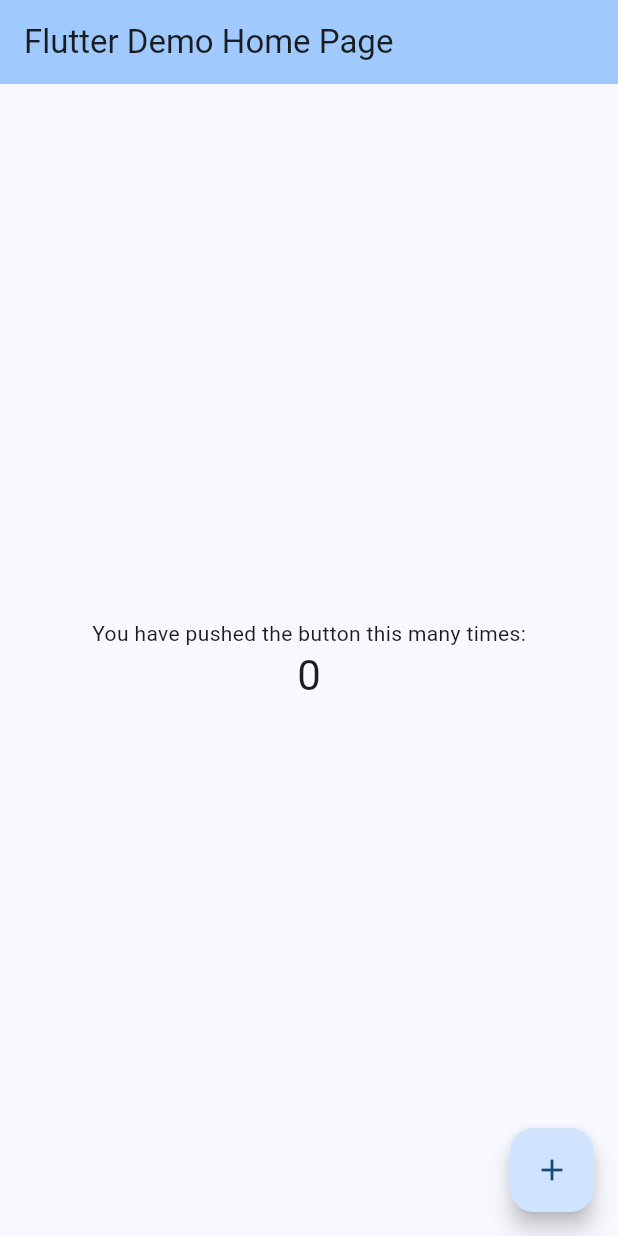
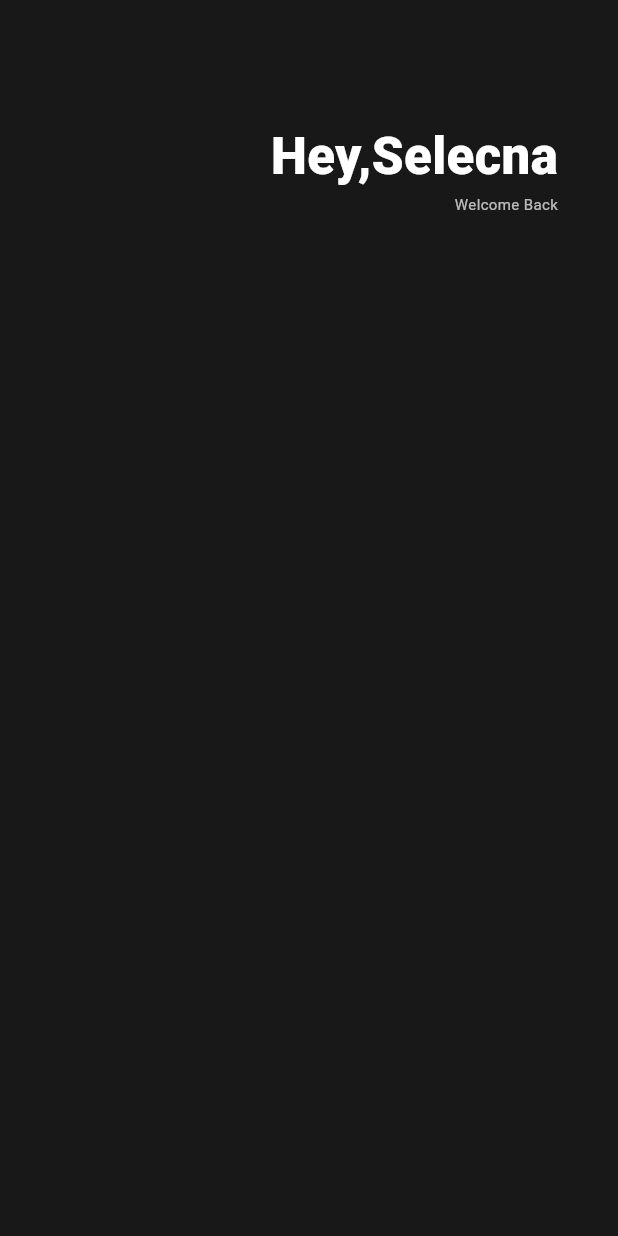
Before and after one commit to choidz/toonflix, a Flutter app: the screen it shows after launch, on a phone screen of 412 x 824 dp. Run offline on Flutter 3.47's test engine with Material 3 defaults, Android fonts, the phone set to English and light mode, and no system bars.

Commit message:
second commit

```diff
--- a/lib/main.dart
+++ b/lib/main.dart
@@ -1,101 +1,48 @@
+import 'package:flutter/cupertino.dart';
 import 'package:flutter/material.dart';
 
 void main() {
-  runApp(const MyApp());
+  runApp(App());
 }
 
-class MyApp extends StatelessWidget {
-  const MyApp({super.key});
-
-  // This widget is the root of your application.
+class App extends StatelessWidget {
   @override
   Widget build(BuildContext context) {
     return MaterialApp(
-      title: 'Flutter Demo',
-      theme: ThemeData(
-        colorScheme: ColorScheme.fromSeed(seedColor: Colors.blue),
-        useMaterial3: true,
+      home: Scaffold(
+        backgroundColor: Color(0xFF181818),
+        body: Padding(
+          padding: EdgeInsets.symmetric(horizontal: 40),
+          child: Column(
+            children: [
+              SizedBox(
+                height: 80,
+              ),
+              Row(mainAxisAlignment: MainAxisAlignment.end, children: [
+                Column(
+                  crossAxisAlignment: CrossAxisAlignment.end,
+                  children: [
+                    Text(
+                      'Hey,Selecna',
+                      style: TextStyle(
+                          color: Colors.white,
+                          fontSize: 34,
+                          fontWeight: FontWeight.w800),
+                    ),
+                    Text(
+                      'Welcome Back',
+                      style: TextStyle(
+                        color: Colors.white.withOpacity(0.7),
+                        fontSize: 10,
+                      ),
+                    ),
+                  ],
+                )
+              ])
+            ],
+          ),
+        ),
       ),
-      home: const MyHomePage(title: 'Flutter Demo Home Page'),
     );
   }
 }
-
-class MyHomePage extends StatefulWidget {
-  const MyHomePage({super.key, required this.title});
-
-  final String title;
-
-  @override
-  State<MyHomePage> createState() => _MyHomePageState();
-}
-
-class _MyHomePageState extends State<MyHomePage> {
-  int _counter = 0;
-
-  void _incrementCounter() {
-    setState(() {
-      // This call to setState tells the Flutter framework that something has
-      // changed in this State, which causes it to rerun the build method below
-      // so that the display can reflect the updated values. If we changed
-      // _counter without calling setState(), then the build method would not be
-      // called again, and so nothing would appear to happen.
-      _counter++;
-    });
-  }
-
-  @override
-  Widget build(BuildContext context) {
-    // This method is rerun every time setState is called, for instance as done
-    // by the _incrementCounter method above.
-    //
-    // The Flutter framework has been optimized to make rerunning build methods
-    // fast, so that you can just rebuild anything that needs updating rather
-    // than having to individually change instances of widgets.
-    return Scaffold(
-      appBar: AppBar(
-        // TRY THIS: Try changing the color here to a specific color (to
-        // Colors.amber, perhaps?) and trigger a hot reload to see the AppBar
-        // change color while the other colors stay the same.
-        backgroundColor: Theme.of(context).colorScheme.inversePrimary,
-        // Here we take the value from the MyHomePage object that was created by
-        // the App.build method, and use it to set our appbar title.
-        title: Text(widget.title),
-      ),
-      body: Center(
-        // Center is a layout widget. It takes a single child and positions it
-        // in the middle of the parent.
-        child: Column(
-          // Column is also a layout widget. It takes a list of children and
-          // arranges them vertically. By default, it sizes itself to fit its
-          // children horizontally, and tries to be as tall as its parent.
-          //
-          // Column has various properties to control how it sizes itself and
-          // how it positions its children. Here we use mainAxisAlignment to
-          // center the children vertically; the main axis here is the vertical
-          // axis because Columns are vertical (the cross axis would be
-          // horizontal).
-          //
-          // TRY THIS: Invoke "debug painting" (choose the "Toggle Debug Paint"
-          // action in the IDE, or press "p" in the console), to see the
-          // wireframe for each widget.
-          mainAxisAlignment: MainAxisAlignment.center,
-          children: <Widget>[
-            const Text(
-              'You have pushed the button this many times:',
-            ),
-            Text(
-              '$_counter',
-              style: Theme.of(context).textTheme.headlineMedium,
-            ),
-          ],
-        ),
-      ),
-      floatingActionButton: FloatingActionButton(
-        onPressed: _incrementCounter,
-        tooltip: 'Increment',
-        child: const Icon(Icons.add),
-      ), // This trailing comma makes auto-formatting nicer for build methods.
-    );
-  }
-}
```
